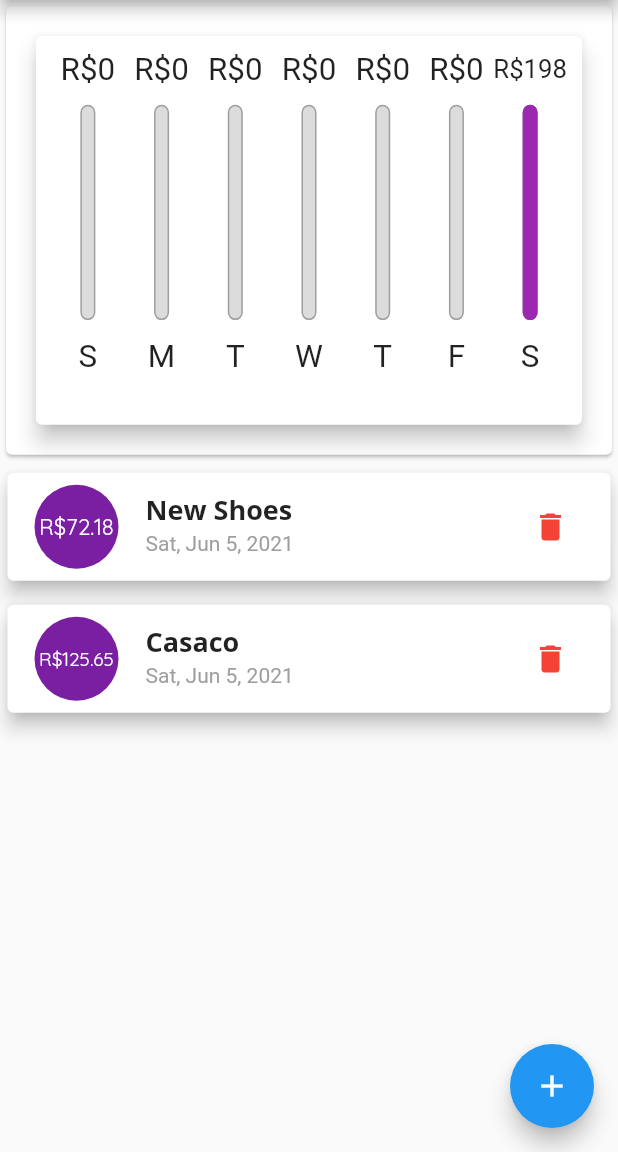
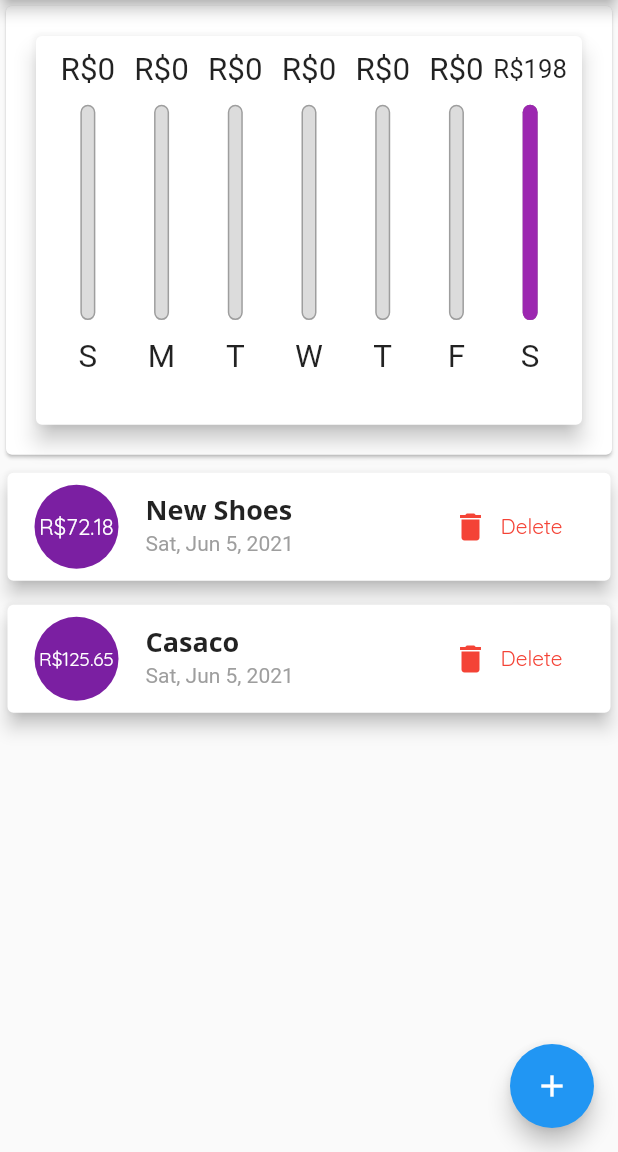
Before and after one commit to khalilpan/flutter-expense_planner, a Flutter app: the screen it shows after launch, on a phone screen of 412 x 824 dp, the part 84-1236 px from its top. Run offline on Flutter 3.47's test engine with Material 2 defaults, Android fonts, the phone set to English and light mode, and no system bars.

Commit message:
taking care of repeated : MediaQuery.of(context)

```diff
--- a/lib/main.dart
+++ b/lib/main.dart
@@ -114,8 +114,9 @@ class _MyAppState extends State<MyHomePage> {
 
   @override
   Widget build(BuildContext context) {
-    final isLandscape =
-        MediaQuery.of(context).orientation == Orientation.landscape;
+    final mediaQuery = MediaQuery.of(context);
+
+    final isLandscape = mediaQuery.orientation == Orientation.landscape;
 
 //just a variable
     final appBar = AppBar(
@@ -132,9 +133,9 @@ class _MyAppState extends State<MyHomePage> {
 
 //just a variable
     final txListWidgetPortrait = Container(
-      height: (MediaQuery.of(context).size.height -
+      height: (mediaQuery.size.height -
               appBar.preferredSize.height -
-              MediaQuery.of(context).padding.top) *
+              mediaQuery.padding.top) *
           0.6,
       child: TransactionList(
           userTransactions: userTransactions,
@@ -143,9 +144,9 @@ class _MyAppState extends State<MyHomePage> {
 
     //just a variable
     final txListWidgetLandscape = Container(
-      height: (MediaQuery.of(context).size.height -
+      height: (mediaQuery.size.height -
               appBar.preferredSize.height -
-              MediaQuery.of(context).padding.top) *
+              mediaQuery.padding.top) *
           0.8,
       child: TransactionList(
           userTransactions: userTransactions,
@@ -154,9 +155,9 @@ class _MyAppState extends State<MyHomePage> {
 
 //just a variable
     final landscapeChart = Container(
-      height: (MediaQuery.of(context).size.height -
+      height: (mediaQuery.size.height -
               appBar.preferredSize.height -
-              MediaQuery.of(context).padding.top) *
+              mediaQuery.padding.top) *
           0.8,
       child: Card(
         child: Chart(_recentTransactions),
@@ -165,9 +166,9 @@ class _MyAppState extends State<MyHomePage> {
 
 //just a variable
     final portraitChart = Container(
-      height: (MediaQuery.of(context).size.height -
+      height: (mediaQuery.size.height -
               appBar.preferredSize.height -
-              MediaQuery.of(context).padding.top) *
+              mediaQuery.padding.top) *
           0.4,
       child: Card(
         child: Chart(_recentTransactions),
--- a/lib/widgets/transaction_list.dart
+++ b/lib/widgets/transaction_list.dart
@@ -69,7 +69,7 @@ class TransactionList extends StatelessWidget {
                     ),
                   ),
 
-                  trailing: MediaQuery.of(context).size.width > 420
+                  trailing: MediaQuery.of(context).size.width > 400
                       ? FlatButton.icon(
                           onPressed: () =>
                               deleteTransaction(userTransactions[index].id),
```
